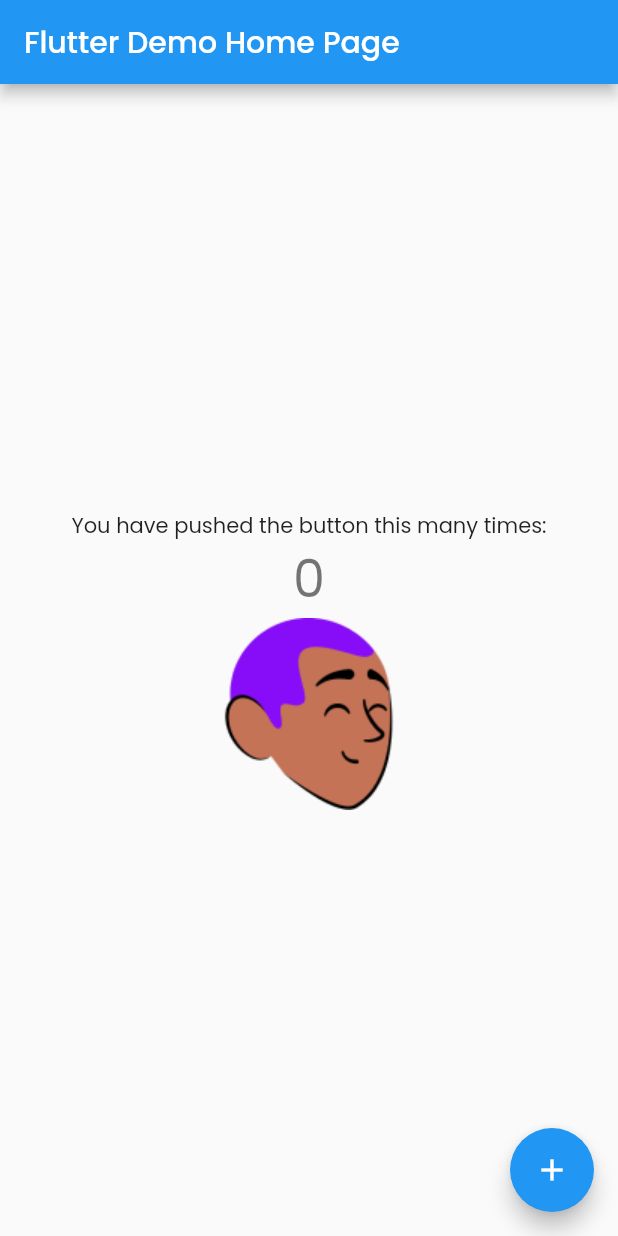
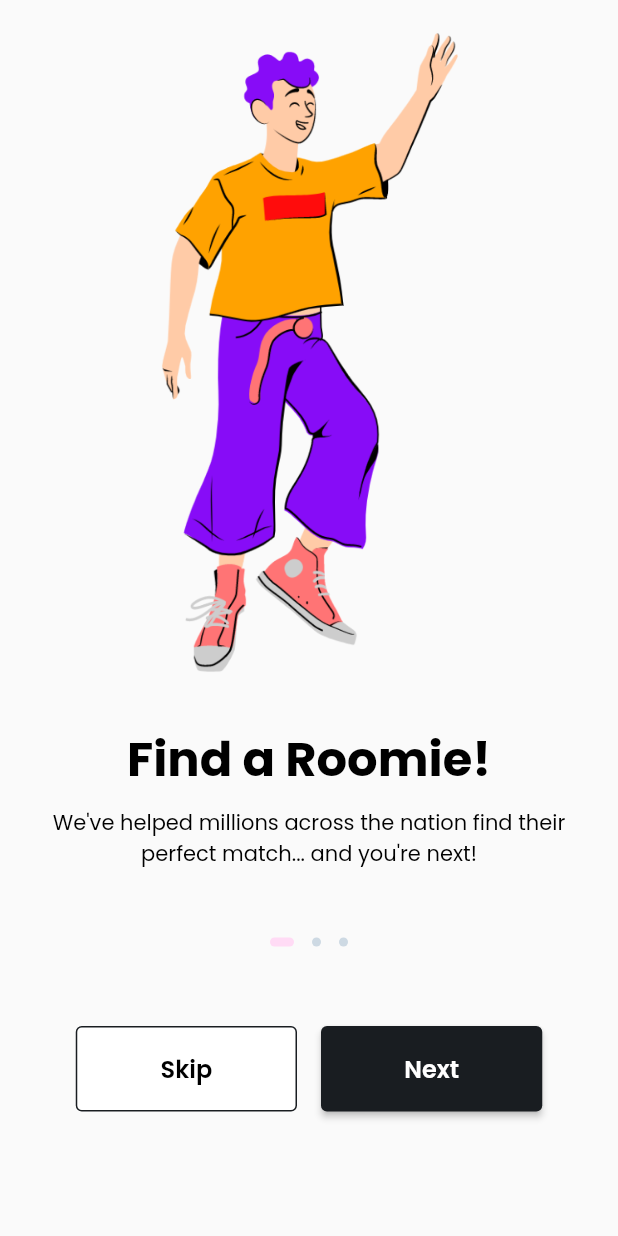
Before and after one commit to ricofa/pemesanan_app, a Flutter app: the screen it shows after launch, on a phone screen of 412 x 824 dp. Run offline on Flutter 3.47's test engine with Material 2 defaults, Android fonts, the phone set to English and light mode, and no system bars; our stand-ins replace bloc, flutter_bloc, flutter_screenutil.

Commit message:
#6 onboarding page

```diff
--- /dev/null
+++ b/lib/data/model/onboarding/onboarding_model.dart
@@ -0,0 +1,23 @@
+class OnBoardingModel{
+  String? image;
+  String? title;
+  String? desc;
+
+  OnBoardingModel({
+    this.image,this.title,this.desc,
+});
+
+  OnBoardingModel.fromJson(dynamic json) {
+    image = json['image'];
+    title = json['title'];
+    desc = json['description'];
+  }
+
+  Map<String, dynamic> toJson(){
+    final map = <String, dynamic>{};
+    map['image'] = image;
+    map['title'] = title;
+    map['description'] = desc;
+    return map;
+  }
+}
--- a/lib/main.dart
+++ b/lib/main.dart
@@ -1,7 +1,9 @@
 import 'package:flutter/material.dart';
 import 'package:pemesananapp/data/src/string_img.dart';
+import 'package:pemesananapp/presentation/pages/pages.dart';
 
 void main() {
+  WidgetsFlutterBinding.ensureInitialized();
   runApp(const MyApp());
 }
 
@@ -14,105 +16,10 @@ class MyApp extends StatelessWidget {
     return MaterialApp(
       title: 'Flutter Demo',
       theme: ThemeData(
-        // This is the theme of your application.
-        //
-        // Try running your application with "flutter run". You'll see the
-        // application has a blue toolbar. Then, without quitting the app, try
-        // changing the primarySwatch below to Colors.green and then invoke
-        // "hot reload" (press "r" in the console where you ran "flutter run",
-        // or simply save your changes to "hot reload" in a Flutter IDE).
-        // Notice that the counter didn't reset back to zero; the application
-        // is not restarted.
         primarySwatch: Colors.blue,
         fontFamily: 'Poppins',
       ),
-      home: const MyHomePage(title: 'Flutter Demo Home Page'),
+      home: const OnboardingPage(),
     );
   }
 }
-
-class MyHomePage extends StatefulWidget {
-  const MyHomePage({Key? key, required this.title}) : super(key: key);
-
-  // This widget is the home page of your application. It is stateful, meaning
-  // that it has a State object (defined below) that contains fields that affect
-  // how it looks.
-
-  // This class is the configuration for the state. It holds the values (in this
-  // case the title) provided by the parent (in this case the App widget) and
-  // used by the build method of the State. Fields in a Widget subclass are
-  // always marked "final".
-
-  final String title;
-
-  @override
-  State<MyHomePage> createState() => _MyHomePageState();
-}
-
-class _MyHomePageState extends State<MyHomePage> {
-  int _counter = 0;
-
-  void _incrementCounter() {
-    setState(() {
-      // This call to setState tells the Flutter framework that something has
-      // changed in this State, which causes it to rerun the build method below
-      // so that the display can reflect the updated values. If we changed
-      // _counter without calling setState(), then the build method would not be
-      // called again, and so nothing would appear to happen.
-      _counter++;
-    });
-  }
-
-  @override
-  Widget build(BuildContext context) {
-    // This method is rerun every time setState is called, for instance as done
-    // by the _incrementCounter method above.
-    //
-    // The Flutter framework has been optimized to make rerunning build methods
-    // fast, so that you can just rebuild anything that needs updating rather
-    // than having to individually change instances of widgets.
-    return Scaffold(
-      appBar: AppBar(
-        // Here we take the value from the MyHomePage object that was created by
-        // the App.build method, and use it to set our appbar title.
-        title: Text(widget.title),
-      ),
-      body: Center(
-        // Center is a layout widget. It takes a single child and positions it
-        // in the middle of the parent.
-        child: Column(
-          // Column is also a layout widget. It takes a list of children and
-          // arranges them vertically. By default, it sizes itself to fit its
-          // children horizontally, and tries to be as tall as its parent.
-          //
-          // Invoke "debug painting" (press "p" in the console, choose the
-          // "Toggle Debug Paint" action from the Flutter Inspector in Android
-          // Studio, or the "Toggle Debug Paint" command in Visual Studio Code)
-          // to see the wireframe for each widget.
-          //
-          // Column has various properties to control how it sizes itself and
-          // how it positions its children. Here we use mainAxisAlignment to
-          // center the children vertically; the main axis here is the vertical
-          // axis because Columns are vertical (the cross axis would be
-          // horizontal).
-          mainAxisAlignment: MainAxisAlignment.center,
-          children: <Widget>[
-            const Text(
-              'You have pushed the button this many times:',
-            ),
-            Text(
-              '$_counter',
-              style: Theme.of(context).textTheme.headline4,
-            ),
-            Image.asset(StringImg.avatar),
-          ],
-        ),
-      ),
-      floatingActionButton: FloatingActionButton(
-        onPressed: _incrementCounter,
-        tooltip: 'Increment',
-        child: const Icon(Icons.add),
-      ), // This trailing comma makes auto-formatting nicer for build methods.
-    );
-  }
-}
--- /dev/null
+++ b/lib/presentation/pages/onboarding/component/component.dart
@@ -0,0 +1,4 @@
+export 'onboarding_button.dart';
+export 'onboarding_image.dart';
+export 'onboarding_indicator.dart';
+export 'onboarding_title.dart';
--- /dev/null
+++ b/lib/presentation/pages/onboarding/component/onboarding_button.dart
@@ -0,0 +1,33 @@
+import 'package:flutter/cupertino.dart';
+import 'package:flutter/material.dart';
+import 'package:flutter_bloc/flutter_bloc.dart';
+import 'package:pemesananapp/presentation/pages/onboarding/onboarding_cubit.dart';
+import 'package:pemesananapp/utils/extension/extension.dart';
+
+import '../../../widget/primary_button.dart';
+import '../../../widget/secondary_button.dart';
+
+class OnboardingButton extends StatelessWidget {
+  const OnboardingButton({Key? key}) : super(key: key);
+
+  @override
+  Widget build(BuildContext context) {
+    final cubit = BlocProvider.of<OnboardingCubit>(context);
+    return Row(
+      mainAxisAlignment: MainAxisAlignment.center,
+      children: [
+        SecondaryButton(
+          onPressed: cubit.skip,
+          text: "Skip",
+          width: 147.5,
+        ),
+        16.0.width,
+        PrimaryButton(
+          onPressed: cubit.next,
+          text: "Next",
+          width: 147.5,
+        ),
+      ],
+    );
+  }
+}
--- /dev/null
+++ b/lib/presentation/pages/onboarding/component/onboarding_image.dart
@@ -0,0 +1,20 @@
+import 'package:flutter/cupertino.dart';
+import 'package:flutter_bloc/flutter_bloc.dart';
+import 'package:pemesananapp/presentation/pages/onboarding/onboarding_cubit.dart';
+
+class OnboardingImage extends StatelessWidget {
+  const OnboardingImage({Key? key}) : super(key: key);
+
+  @override
+  Widget build(BuildContext context) {
+    final cubit = BlocProvider.of<OnboardingCubit>(context);
+    return Expanded(
+      child: PageView.builder(
+        itemBuilder: (context, index) =>
+            Image.asset(cubit.state.onboardingList[index].image ?? ""),
+        itemCount: cubit.state.onboardingList.length,
+        onPageChanged: cubit.swiping,
+      ),
+    );
+  }
+}
--- /dev/null
+++ b/lib/presentation/pages/onboarding/component/onboarding_indicator.dart
@@ -0,0 +1,50 @@
+import 'package:flutter/cupertino.dart';
+import 'package:flutter_bloc/flutter_bloc.dart';
+import 'package:pemesananapp/config/config.dart';
+import 'package:pemesananapp/presentation/pages/onboarding/onboarding_cubit.dart';
+import 'package:pemesananapp/presentation/pages/onboarding/onboarding_state.dart';
+
+class OnboardingIndicator extends StatelessWidget {
+  const OnboardingIndicator({Key? key}) : super(key: key);
+
+  @override
+  Widget build(BuildContext context) {
+    final cubit = BlocProvider.of<OnboardingCubit>(context);
+    return BlocBuilder<OnboardingCubit, OnboardingState>(
+      builder: (context, state) {
+        return Row(
+          mainAxisAlignment: MainAxisAlignment.center,
+          children: List.generate(
+              cubit.state.onboardingList.length,
+              (index) => index == cubit.state.currentIndex
+                  ? _activeIndicator(index)
+                  : _inactiveIndicator(index)),
+        );
+      },
+    );
+  }
+
+  Widget _activeIndicator(int index) {
+    return Container(
+      width: 16,
+      height: 6,
+      margin: EdgeInsets.symmetric(horizontal: index == 1 ? 12 : 0),
+      decoration: BoxDecoration(
+        color: ThemeColor.acnLightPink,
+        borderRadius: BorderRadius.circular(4),
+      ),
+    );
+  }
+
+  Widget _inactiveIndicator(int index) {
+    return Container(
+      width: 6,
+      height: 6,
+      margin: EdgeInsets.symmetric(horizontal: index == 1 ? 12 : 0),
+      decoration: BoxDecoration(
+        color: ThemeColor.inkGrey3,
+        borderRadius: BorderRadius.circular(4),
+      ),
+    );
+  }
+}
--- /dev/null
+++ b/lib/presentation/pages/onboarding/component/onboarding_title.dart
@@ -0,0 +1,35 @@
+import 'package:flutter/cupertino.dart';
+import 'package:flutter_bloc/flutter_bloc.dart';
+import 'package:pemesananapp/config/config.dart';
+import 'package:pemesananapp/presentation/pages/onboarding/onboarding_cubit.dart';
+import 'package:pemesananapp/presentation/pages/onboarding/onboarding_state.dart';
+import 'package:pemesananapp/utils/extension/extension.dart';
+
+class OnboardingTitle extends StatelessWidget {
+  const OnboardingTitle({Key? key}) : super(key: key);
+
+  @override
+  Widget build(BuildContext context) {
+    final cubit = BlocProvider.of<OnboardingCubit>(context);
+    return BlocBuilder<OnboardingCubit, OnboardingState>(
+      builder: (context, state) {
+        return Column(
+          mainAxisSize: MainAxisSize.min,
+          children: [
+            Text(
+              cubit.state.onboardingList[cubit.state.currentIndex].title ?? "",
+              style: ThemeFont.display3,
+              textAlign: TextAlign.center,
+            ),
+            8.0.height,
+            Text(
+              cubit.state.onboardingList[cubit.state.currentIndex].desc ?? "",
+              style: ThemeFont.paragraphMedium,
+              textAlign: TextAlign.center,
+            )
+          ],
+        );
+      },
+    );
+  }
+}
--- /dev/null
+++ b/lib/presentation/pages/onboarding/onboarding_cubit.dart
@@ -0,0 +1,32 @@
+import 'package:bloc/bloc.dart';
+
+import 'onboarding_state.dart';
+
+class OnboardingCubit extends Cubit<OnboardingState> {
+  OnboardingCubit() : super(OnboardingState().init());
+
+  void next(){
+    if (state.currentIndex < state.onboardingList.length -1) {
+      emit(state.clone()..currentIndex = state.currentIndex +1);
+    }
+    // else if (state.currentIndex == state.onboardingList.length - 1){
+    //   skip();
+    // }
+  }
+
+  void prev(){
+    if(state.currentIndex > 0){
+      emit(state.clone()..currentIndex = state.currentIndex -1);
+    }
+  }
+
+  void swiping(int index){
+    if(index >= 0 && index < state.onboardingList.length){
+      emit(state.clone()..currentIndex = index);
+    }
+  }
+
+  void skip(){
+    //ToDo
+  }
+}
--- /dev/null
+++ b/lib/presentation/pages/onboarding/onboarding_state.dart
@@ -0,0 +1,35 @@
+import 'package:pemesananapp/data/model/onboarding/onboarding_model.dart';
+import 'package:pemesananapp/data/src/string_img.dart';
+
+class OnboardingState {
+  final List<OnBoardingModel> onboardingList =[
+    OnBoardingModel(
+      title: 'Find a Roomie!',
+      desc:
+      'We\'ve helped millions across the nation find their perfect match... and you\'re next!',
+      image: StringImg.standing,
+    ),
+    OnBoardingModel(
+      title: 'Your Roommate Finder',
+      desc:
+      'Hey you, looking for a roommate? We\'ve helped millions across the nation find their perfect match... and you\'re next!',
+      image: StringImg.standing2,
+    ),
+    OnBoardingModel(
+      title: 'Find Your Match!',
+      desc:
+      'We\'ve helped millions across the nation find their perfect match... and you\'re next!',
+      image: StringImg.standing1,
+    ),
+  ];
+
+  int currentIndex = 0;
+
+  OnboardingState init() {
+    return OnboardingState();
+  }
+
+  OnboardingState clone() {
+    return OnboardingState();
+  }
+}
--- /dev/null
+++ b/lib/presentation/pages/onboarding/onboarding_view.dart
@@ -0,0 +1,40 @@
+import 'package:flutter/material.dart';
+import 'package:flutter_bloc/flutter_bloc.dart';
+import 'package:pemesananapp/presentation/pages/onboarding/component/component.dart';
+import 'package:pemesananapp/utils/extension/sized_extension.dart';
+
+import 'onboarding_cubit.dart';
+import 'onboarding_state.dart';
+
+class OnboardingPage extends StatelessWidget {
+  const OnboardingPage({Key? key}) : super(key: key);
+
+  @override
+  Widget build(BuildContext context) {
+    return BlocProvider(
+      create: (BuildContext context) => OnboardingCubit(),
+      child: Builder(builder: (context) => _buildPage(context)),
+    );
+  }
+
+  Widget _buildPage(BuildContext context) {
+    return Scaffold(
+      body: Padding(
+        padding: const EdgeInsets.only(top: 20, left: 16, right: 16),
+        child: Column(
+            children: [
+              OnboardingImage(),
+              32.0.height,
+              OnboardingTitle(),
+              45.0.height,
+              OnboardingIndicator(),
+              53.0.height,
+              OnboardingButton(),
+              83.0.height
+            ],
+          ),
+
+      ),
+    );
+  }
+}
--- /dev/null
+++ b/lib/presentation/pages/pages.dart
@@ -0,0 +1 @@
+export 'onboarding/onboarding_view.dart';
--- a/lib/presentation/widget/primary_button.dart
+++ b/lib/presentation/widget/primary_button.dart
@@ -6,7 +6,7 @@ class PrimaryButton extends StatelessWidget {
   const PrimaryButton(
       {Key? key,
       this.buttonType = PrimaryButtonType.type3,
-      this.onPressed,
+      required this.onPressed,
       required this.text,
       this.width = 78})
       : super(key: key);
@@ -26,8 +26,8 @@ class PrimaryButton extends StatelessWidget {
 
   Widget _type1() {
     return SizedBox(
-      width: width.w,
-      height: 24.h,
+      width: width,
+      height: 24,
       child: ElevatedButton(
           onPressed: onPressed,
           style: ElevatedButton.styleFrom(
@@ -44,8 +44,8 @@ class PrimaryButton extends StatelessWidget {
 
   Widget _type2() {
     return SizedBox(
-      width: width.w,
-      height: 32.h,
+      width: width,
+      height: 32,
       child: ElevatedButton(
           onPressed: onPressed,
           style: ElevatedButton.styleFrom(
@@ -62,8 +62,8 @@ class PrimaryButton extends StatelessWidget {
 
   Widget _type3() {
     return SizedBox(
-      width: width.w,
-      height: 57.h,
+      width: width,
+      height: 57,
       child: ElevatedButton(
           onPressed: onPressed,
           style: ElevatedButton.styleFrom(
--- a/lib/presentation/widget/secondary_button.dart
+++ b/lib/presentation/widget/secondary_button.dart
@@ -6,7 +6,7 @@ class SecondaryButton extends StatelessWidget {
   const SecondaryButton(
       {Key? key,
         this.buttonType = SecondaryButtonType.type3,
-        this.onPressed,
+        required this.onPressed,
         required this.text,
         this.width = 78})
       : super(key: key);
@@ -26,8 +26,8 @@ class SecondaryButton extends StatelessWidget {
 
   Widget _type1() {
     return SizedBox(
-      width: width.w,
-      height: 24.h,
+      width: width,
+      height: 24,
       child: OutlinedButton(
           onPressed: onPressed,
           style: OutlinedButton.styleFrom(
@@ -45,8 +45,8 @@ class SecondaryButton extends StatelessWidget {
 
   Widget _type2() {
     return SizedBox(
-      width: width.w,
-      height: 32.h,
+      width: width,
+      height: 32,
       child: OutlinedButton(
           onPressed: onPressed,
           style: OutlinedButton.styleFrom(
@@ -64,8 +64,8 @@ class SecondaryButton extends StatelessWidget {
 
   Widget _type3() {
     return SizedBox(
-      width: width.w,
-      height: 57.h,
+      width: width,
+      height: 57,
       child: OutlinedButton(
           onPressed: onPressed,
           style: OutlinedButton.styleFrom(
--- /dev/null
+++ b/lib/utils/extension/extension.dart
@@ -0,0 +1 @@
+export 'sized_extension.dart';
--- /dev/null
+++ b/lib/utils/extension/sized_extension.dart
@@ -0,0 +1,7 @@
+import 'package:flutter/material.dart';
+import 'package:flutter_screenutil/flutter_screenutil.dart';
+
+extension SizedExtension on double{
+  Widget get width => SizedBox(width: this);
+  Widget get height => SizedBox(height: this);
+}
--- /dev/null
+++ b/lib/utils/utils.dart
@@ -0,0 +1 @@
+export 'extension/extension.dart';
```
Also changed, not shown: pubspec.lock, 6 other files.
